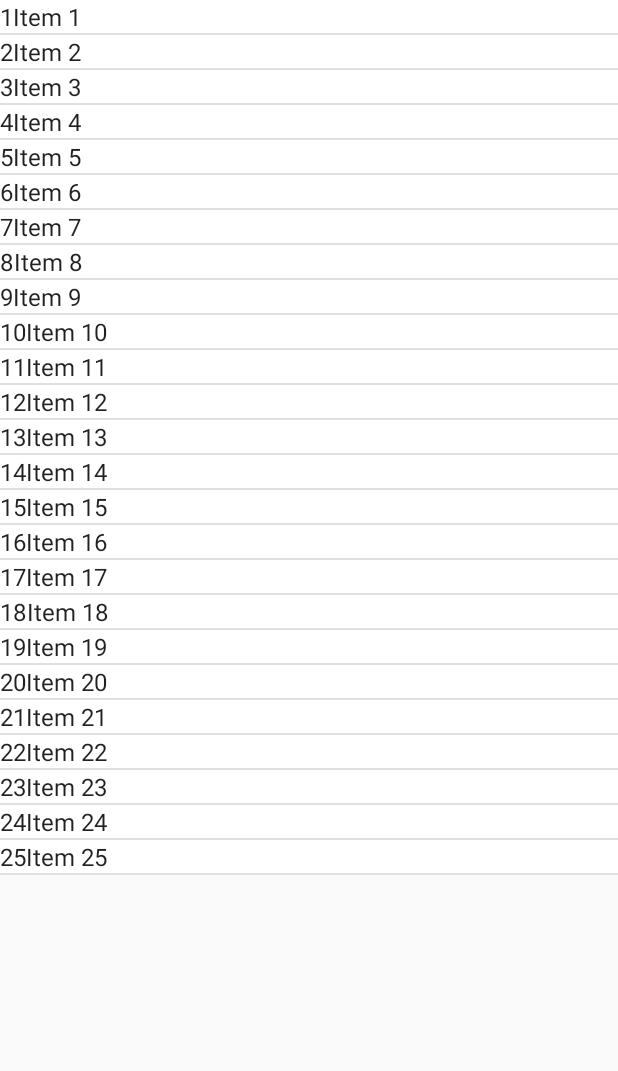
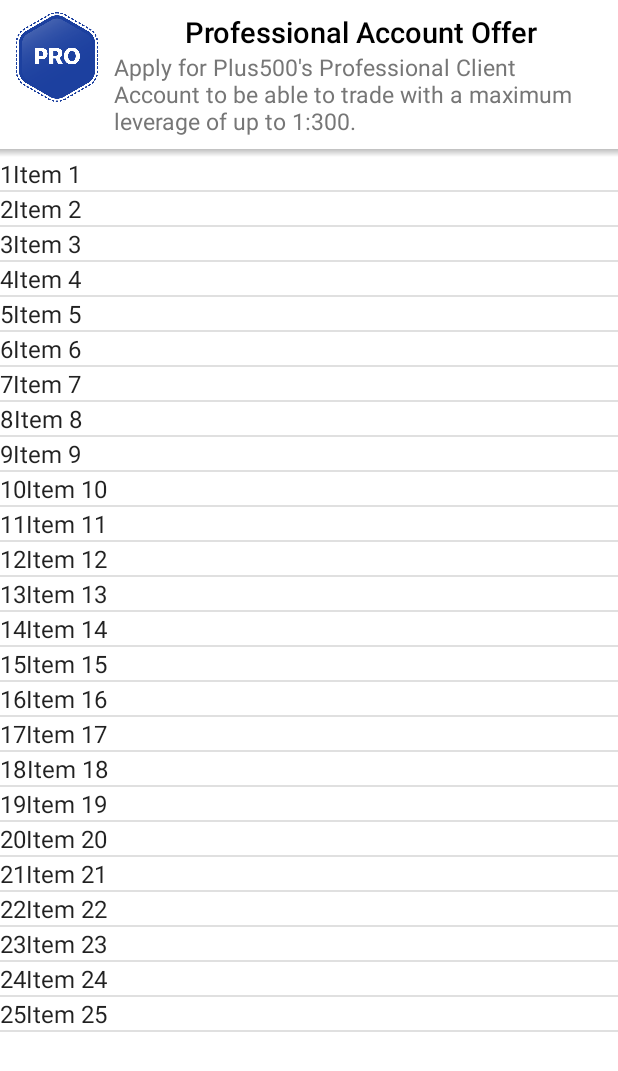
Before and after one commit to vladimirdimovprimeholding/plus500asg, an Android app: the screen it shows after launch (MainActivity), after a tap on "LIST", on a phone screen of 412 x 824 dp. Shown: the top 1071 px of the screen. Run offline under Robolectric (Android 15) with nearby library versions, the phone set to English and light mode, and no system bars.

Commit message:
Fix the layout structure for the presentation

```diff
--- a/app/src/main/java/com/vlado/plus500asg/MainActivity.kt
+++ b/app/src/main/java/com/vlado/plus500asg/MainActivity.kt
@@ -9,6 +9,7 @@ import android.support.v4.app.Fragment
 import com.vlado.plus500asg.buysell.BuySellFragment
 import com.vlado.plus500asg.list.ItemFragment
 import com.vlado.plus500asg.list.dummy.DummyContent
+import kotlinx.android.synthetic.main.content_main.*
 
 
 class MainActivity : AppCompatActivity(), ItemFragment.OnListFragmentInteractionListener {
@@ -37,6 +38,7 @@ class MainActivity : AppCompatActivity(), ItemFragment.OnListFragmentInteraction
     }
 
     private fun changeFragment(fragment: Fragment){
+        main_menu.visibility = View.GONE
         val manager = supportFragmentManager
         val transaction = manager.beginTransaction()
         transaction.add(frame.id, fragment)
@@ -50,4 +52,9 @@ class MainActivity : AppCompatActivity(), ItemFragment.OnListFragmentInteraction
             manager.popBackStackImmediate()
         }
     }
+
+    override fun onBackPressed() {
+        super.onBackPressed()
+        main_menu.visibility = View.VISIBLE
+    }
 }
--- a/app/src/main/java/com/vlado/plus500asg/list/ItemFragment.kt
+++ b/app/src/main/java/com/vlado/plus500asg/list/ItemFragment.kt
@@ -13,7 +13,9 @@ import android.view.ViewGroup
 import com.vlado.plus500asg.list.dummy.DummyContent
 import com.vlado.plus500asg.list.dummy.DummyContent.DummyItem
 import android.support.v7.widget.DividerItemDecoration
+import android.widget.LinearLayout
 import com.vlado.plus500asg.R
+import kotlinx.android.synthetic.main.fragment_item_list.view.*
 
 
 /**
@@ -42,9 +44,10 @@ class ItemFragment : Fragment() {
     ): View? {
         val view = inflater.inflate(R.layout.fragment_item_list, container, false)
 
+        val recyclerView = view.list
+
         // Set the adapter
-        if (view is RecyclerView) {
-            with(view) {
+            with(recyclerView) {
                 layoutManager = when {
                     columnCount <= 1 -> LinearLayoutManager(context)
                     else -> GridLayoutManager(context, columnCount)
@@ -56,8 +59,7 @@ class ItemFragment : Fragment() {
             }
 
             //add a default separator view
-            view.addItemDecoration(DividerItemDecoration(view.getContext(), DividerItemDecoration.VERTICAL))
-        }
+        recyclerView.addItemDecoration(DividerItemDecoration(view.getContext(), DividerItemDecoration.VERTICAL))
 
         return view
     }
--- a/app/src/main/res/layout/activity_main.xml
+++ b/app/src/main/res/layout/activity_main.xml
@@ -7,14 +7,12 @@
         android:layout_height="match_parent"
         tools:context=".MainActivity">
 
-    <include layout="@layout/content_main"/>
-
-    <include layout="@layout/popup_view"/>
-
     <FrameLayout
             android:id="@+id/frame"
             android:layout_width="match_parent"
-            android:layout_height="wrap_content"
+            android:layout_height="match_parent"
             android:background="@color/colorWhite"/>
 
+    <include layout="@layout/content_main"/>
+
 </android.support.design.widget.CoordinatorLayout>
--- a/app/src/main/res/layout/content_main.xml
+++ b/app/src/main/res/layout/content_main.xml
@@ -7,7 +7,8 @@
         android:layout_height="match_parent"
         app:layout_behavior="@string/appbar_scrolling_view_behavior"
         tools:showIn="@layout/activity_main"
-        tools:context=".MainActivity">
+        tools:context=".MainActivity"
+        android:id="@+id/main_menu">
 
     <!-- No styling here, sorry :) -->
 
--- a/app/src/main/res/layout/fragment_item_list.xml
+++ b/app/src/main/res/layout/fragment_item_list.xml
@@ -1,8 +1,14 @@
 <?xml version="1.0" encoding="utf-8"?>
-<android.support.v7.widget.RecyclerView
-        xmlns:android="http://schemas.android.com/apk/res/android"
+<LinearLayout xmlns:android="http://schemas.android.com/apk/res/android"
               xmlns:app="http://schemas.android.com/apk/res-auto"
               xmlns:tools="http://schemas.android.com/tools"
+              android:layout_width="match_parent"
+              android:layout_height="match_parent"
+              android:orientation="vertical">
+
+    <include layout="@layout/popup_view"/>
+
+    <android.support.v7.widget.RecyclerView
             android:id="@+id/list"
             android:name="com.vlado.plus500asg.ItemFragment"
             android:layout_width="match_parent"
@@ -10,3 +16,4 @@
             app:layoutManager="LinearLayoutManager"
             tools:context=".list.ItemFragment"
             tools:listitem="@layout/fragment_item"/>
+</LinearLayout>
--- a/app/src/main/res/values/styles.xml
+++ b/app/src/main/res/values/styles.xml
@@ -82,8 +82,9 @@
         <!-- leave this for future customizations -->
     </style>
 
-    <style name="BuySellGrayText" parent="DefaultRegularText">
+    <style name="BuySellGreyText" parent="DefaultRegularText">
         <item name="android:textColor">@color/colorGrey</item>
+        <item name="android:layout_marginEnd">@dimen/buysell_side_margins</item>
     </style>
 
     <style name="BuySellPlusMinusButton" parent="DefaultButton">
```
Also changed, not shown: app/src/main/res/layout/fragment_buy_sell.xml (+9 -3 lines). Lines whose indentation alone changed are shown as unchanged.
